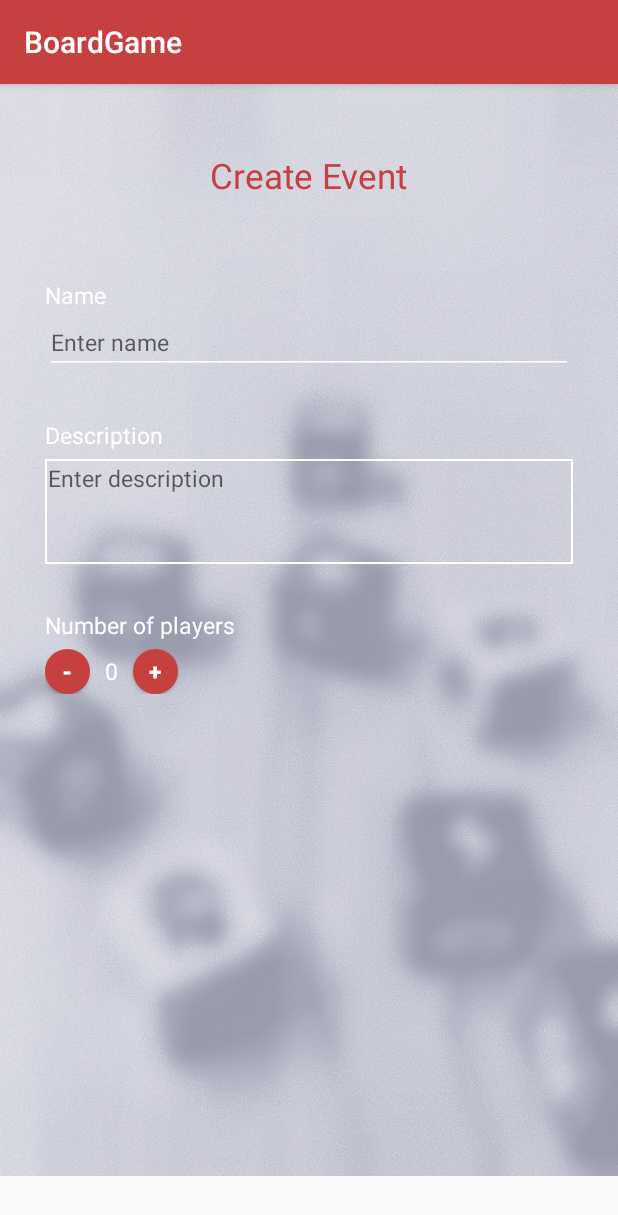
After one commit to babadela3/BoardgameApp, an Android app: the fragment CreateEventFragment shown on its own in the app's theme, on a phone screen of 412 x 824 dp. The commit adds this screen. Shown: the top 1215 px of the screen. Run offline under Robolectric (Android 15) with nearby library versions, the phone set to English and light mode, and no system bars.

Commit message:
Create layout and add name, description and number of players

```diff
--- a/AndroidApp/app/src/main/java/android/bg/ro/boardgame/MenuActivity.java
+++ b/AndroidApp/app/src/main/java/android/bg/ro/boardgame/MenuActivity.java
@@ -1,6 +1,7 @@
 package android.bg.ro.boardgame;
 
 import android.app.Fragment;
+import android.bg.ro.boardgame.fragments.CreateEventFragment;
 import android.bg.ro.boardgame.fragments.HomeFragment;
 import android.bg.ro.boardgame.fragments.ProfileFragment;
 import android.bg.ro.boardgame.models.Client;
@@ -63,6 +64,7 @@ public class MenuActivity extends AppCompatActivity implements TaskDelegate, Tas
 
         ImageButton profileButton = (ImageButton) findViewById(R.id.imageButtonProfile);
         ImageButton homeButton = (ImageButton) findViewById(R.id.imageButtonHome);
+        ImageButton createEventButton = (ImageButton) findViewById(R.id.imageButtonAdd);
 
         profileButton.setOnClickListener(new View.OnClickListener() {
             @Override
@@ -84,6 +86,17 @@ public class MenuActivity extends AppCompatActivity implements TaskDelegate, Tas
                 Fragment fragment = getFragmentManager().findFragmentById(R.id.fragmentsMenu);
                 if(!(fragment instanceof HomeFragment)){
                     getFragmentManager().beginTransaction().replace(R.id.fragmentsMenu, new HomeFragment()).addToBackStack(null).commit();
+
+                }
+            }
+        });
+
+        createEventButton.setOnClickListener(new View.OnClickListener() {
+            @Override
+            public void onClick(View v) {
+                Fragment fragment = getFragmentManager().findFragmentById(R.id.fragmentsMenu);
+                if(!(fragment instanceof CreateEventFragment)){
+                    getFragmentManager().beginTransaction().replace(R.id.fragmentsMenu, new CreateEventFragment()).addToBackStack(null).commit();
 
                 }
             }
--- /dev/null
+++ b/AndroidApp/app/src/main/java/android/bg/ro/boardgame/forms/LinedEditText.java
@@ -0,0 +1,38 @@
+package android.bg.ro.boardgame.forms;
+
+import android.content.Context;
+import android.graphics.Canvas;
+import android.graphics.Paint;
+import android.graphics.Rect;
+import android.support.v7.widget.AppCompatEditText;
+import android.util.AttributeSet;
+
+public class LinedEditText extends AppCompatEditText {
+    private Rect mRect;
+    private Paint mPaint;
+
+    // we need this constructor for LayoutInflater
+    public LinedEditText(Context context, AttributeSet attrs) {
+        super(context, attrs);
+
+        mRect = new Rect();
+        mPaint = new Paint();
+        mPaint.setStyle(Paint.Style.STROKE);
+        mPaint.setColor(0x800000FF);
+    }
+
+    @Override
+    protected void onDraw(Canvas canvas) {
+        int count = getLineCount();
+        Rect r = mRect;
+        Paint paint = mPaint;
+
+        for (int i = 0; i < count; i++) {
+            int baseline = getLineBounds(i, r);
+
+            canvas.drawLine(r.left, baseline + 1, r.right, baseline + 1, paint);
+        }
+
+        super.onDraw(canvas);
+    }
+}
--- a/AndroidApp/app/src/main/java/android/bg/ro/boardgame/services/SquareImageView.java
+++ b/AndroidApp/app/src/main/java/android/bg/ro/boardgame/forms/SquareImageView.java
@@ -1,4 +1,4 @@
-package android.bg.ro.boardgame.services;
+package android.bg.ro.boardgame.forms;
 
 import android.content.Context;
 import android.util.AttributeSet;
--- /dev/null
+++ b/AndroidApp/app/src/main/java/android/bg/ro/boardgame/fragments/CreateEventFragment.java
@@ -0,0 +1,51 @@
+package android.bg.ro.boardgame.fragments;
+
+import android.app.Fragment;
+import android.bg.ro.boardgame.R;
+import android.os.Bundle;
+import android.support.annotation.Nullable;
+import android.view.LayoutInflater;
+import android.view.View;
+import android.view.ViewGroup;
+import android.widget.Button;
+import android.widget.TextView;
+
+public class CreateEventFragment extends Fragment {
+
+    TextView numberOfPlayers;
+
+    @Override
+    public View onCreateView(LayoutInflater inflater, ViewGroup container,
+                             Bundle savedInstanceState) {
+        // Inflate the layout for this fragment
+        return inflater.inflate(R.layout.fragment_create_event, container, false);
+    }
+
+    @Override
+    public void onViewCreated(View view, @Nullable Bundle savedInstanceState) {
+        Button plusButton = (Button) getView().findViewById(R.id.buttonPlus);
+        Button minusButton = (Button) getView().findViewById(R.id.buttonMinus);
+        numberOfPlayers = (TextView) getView().findViewById(R.id.numberPlayers);
+
+        plusButton.setOnClickListener(new View.OnClickListener() {
+            @Override
+            public void onClick(View v) {
+                int number = Integer.parseInt(numberOfPlayers.getText().toString());
+                if(number < 99) {
+                    numberOfPlayers.setText(String.valueOf(number + 1));
+                }
+            }
+        });
+
+        minusButton.setOnClickListener(new View.OnClickListener() {
+            @Override
+            public void onClick(View v) {
+                int number = Integer.parseInt(numberOfPlayers.getText().toString());
+                if(number > 0) {
+                    numberOfPlayers.setText(String.valueOf(number - 1));
+                }
+            }
+        });
+    }
+
+}
--- /dev/null
+++ b/AndroidApp/app/src/main/res/drawable/edittext_bg.xml
@@ -0,0 +1,6 @@
+<?xml version="1.0" encoding="UTF-8" ?>
+<shape xmlns:android="http://schemas.android.com/apk/res/android">
+    <solid android:color="@android:color/transparent" />
+    <stroke android:width="1dp" android:color="#ffffff" />
+    <padding android:left="2dp" android:top="2dp" android:right="2dp" android:bottom="2dp" />
+</shape>
--- /dev/null
+++ b/AndroidApp/app/src/main/res/layout/fragment_create_event.xml
@@ -0,0 +1,144 @@
+<?xml version="1.0" encoding="utf-8"?>
+<ScrollView xmlns:android="http://schemas.android.com/apk/res/android"
+    xmlns:app="http://schemas.android.com/apk/res-auto"
+    android:layout_width="fill_parent"
+    android:layout_height="fill_parent"
+    android:background="@drawable/backgroundwhite"
+    android:layout_marginBottom="40dp">
+
+    <RelativeLayout
+        android:layout_width="fill_parent"
+        android:layout_height="fill_parent"
+        android:orientation="vertical"
+        android:padding="30dp">
+
+        <TextView
+            android:layout_width="wrap_content"
+            android:layout_height="wrap_content"
+            android:text="Create Event"
+            android:textSize="23dp"
+            android:textColor="#c64040"
+            android:id="@+id/createEvent_title"
+            android:layout_alignParentTop="true"
+            android:layout_centerHorizontal="true"
+            android:layout_marginTop="15dp" />
+
+        <TextView
+            android:id="@+id/textName"
+            android:layout_width="299dp"
+            android:layout_height="wrap_content"
+            android:layout_alignParentEnd="true"
+            android:layout_alignParentLeft="true"
+            android:layout_alignParentRight="true"
+            android:layout_alignParentStart="true"
+            android:layout_below="@+id/imgView"
+            android:layout_marginLeft="0dp"
+            android:layout_marginRight="55dp"
+            android:layout_marginStart="0dp"
+            android:layout_marginTop="100dp"
+            android:text="Name"
+            android:textColor="#ffffff"
+            android:textSize="15dp"/>
+
+        <android.support.v7.widget.AppCompatEditText
+            android:layout_width="wrap_content"
+            android:layout_height="wrap_content"
+            android:inputType="textPersonName"
+            android:ems="10"
+            android:hint="Enter name"
+            android:textSize="15dp"
+            android:id="@+id/editName"
+            android:layout_below="@+id/textName"
+            android:layout_alignLeft="@+id/textName"
+            android:layout_alignStart="@+id/textName"
+            android:layout_alignRight="@+id/textName"
+            android:layout_alignEnd="@+id/textName"
+            app:backgroundTint="#ffffff"/>
+
+        <TextView
+            android:layout_width="wrap_content"
+            android:layout_height="wrap_content"
+            android:inputType="textPersonName"
+            android:ems="10"
+            android:text="Description"
+            android:layout_marginTop="30dp"
+            android:id="@+id/textDescription"
+            android:layout_below="@+id/editName"
+            android:layout_alignLeft="@+id/textName"
+            android:layout_alignStart="@+id/textName"
+            android:layout_alignRight="@+id/textName"
+            android:layout_alignEnd="@+id/textName"
+            android:textColor="#ffffff"
+            android:textSize="15dp"/>
+
+        <android.support.v7.widget.AppCompatEditText
+            android:id="@+id/editDescription"
+            android:layout_width="match_parent"
+            android:layout_height="70dp"
+            android:layout_marginTop="5dp"
+            android:layout_below="@+id/textDescription"
+            android:inputType="text|textMultiLine"
+            android:lines="3"
+            android:background="@drawable/edittext_bg"
+            android:gravity="top"
+            android:hint="Enter description"
+            android:textSize="15dp"
+            app:backgroundTint="#ffffff"/>
+
+        <TextView
+            android:layout_width="wrap_content"
+            android:layout_height="wrap_content"
+            android:inputType="textPersonName"
+            android:ems="10"
+            android:text="Number of players"
+            android:layout_marginTop="30dp"
+            android:id="@+id/textNumberOfPlayers"
+            android:layout_below="@+id/editDescription"
+            android:layout_alignLeft="@+id/textName"
+            android:layout_alignStart="@+id/textName"
+            android:layout_alignRight="@+id/textName"
+            android:layout_alignEnd="@+id/textName"
+            android:textColor="#ffffff"
+            android:textSize="15dp"/>
+
+        <LinearLayout
+            android:layout_width="match_parent"
+            android:layout_height="match_parent"
+            android:layout_alignParentBottom="true"
+            android:layout_alignStart="@+id/textName"
+            android:layout_below="@+id/textNumberOfPlayers"
+            android:layout_marginTop="5dp"
+            android:orientation="horizontal">
+
+            <Button
+                android:id="@+id/buttonMinus"
+                android:layout_width="30dp"
+                android:layout_height="30dp"
+                android:background="@drawable/my_button_chat"
+                android:text="-"
+                android:textSize="15dp"
+                android:textStyle="bold"
+                android:textColor="#ffffff" />
+
+            <TextView
+                android:id="@+id/numberPlayers"
+                android:layout_width="wrap_content"
+                android:layout_height="wrap_content"
+                android:text="0"
+                android:textSize="15dp"
+                android:textColor="#ffffff"
+                android:paddingRight="10dp"
+                android:paddingLeft="10dp"/>
+
+            <Button
+                android:id="@+id/buttonPlus"
+                android:layout_width="30dp"
+                android:layout_height="30dp"
+                android:background="@drawable/my_button_chat"
+                android:text="+"
+                android:textSize="15dp"
+                android:textStyle="bold"
+                android:textColor="#ffffff" />
+        </LinearLayout>
+    </RelativeLayout>
+</ScrollView>
--- a/AndroidApp/app/src/main/res/layout/grid_item_boardgame.xml
+++ b/AndroidApp/app/src/main/res/layout/grid_item_boardgame.xml
@@ -5,7 +5,7 @@
     android:layout_height="match_parent"
     android:background="#ffffff">
 
-    <android.bg.ro.boardgame.services.SquareImageView
+    <android.bg.ro.boardgame.forms.SquareImageView
         android:id="@+id/grid_item_image"
         android:layout_width="match_parent"
         android:layout_height="match_parent"
```
Also changed, not shown: AndroidApp/app/src/main/java/android/bg/ro/boardgame/adapters/BoardGameAdapter.java (+1 -8 lines), 1 other file.
